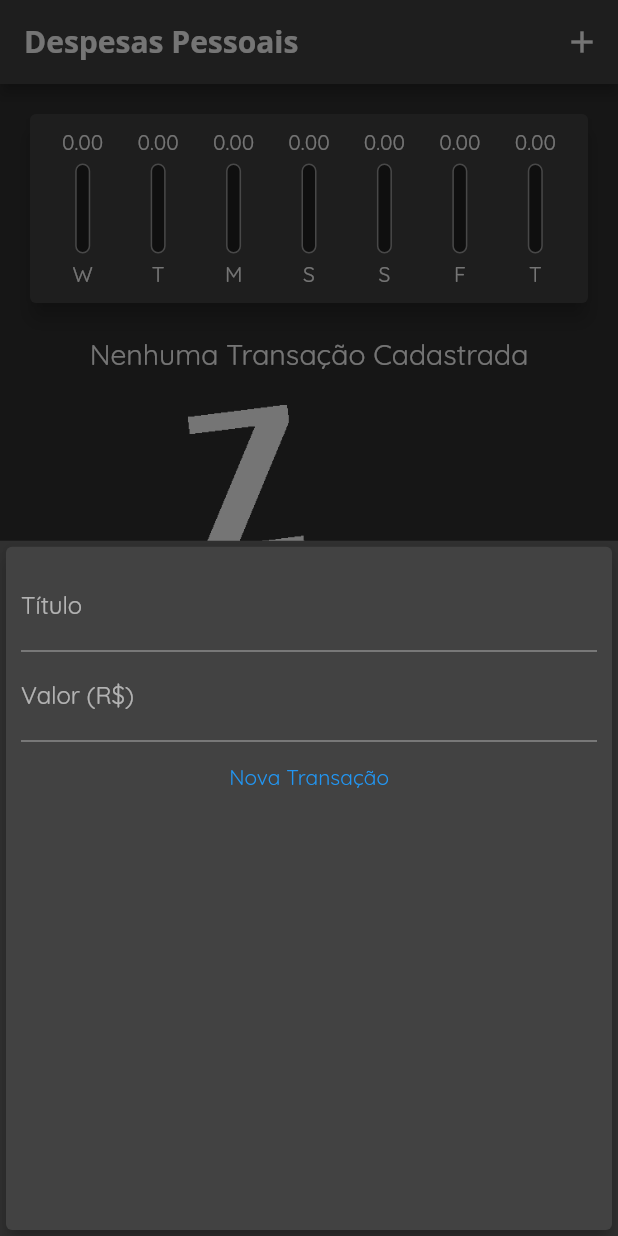
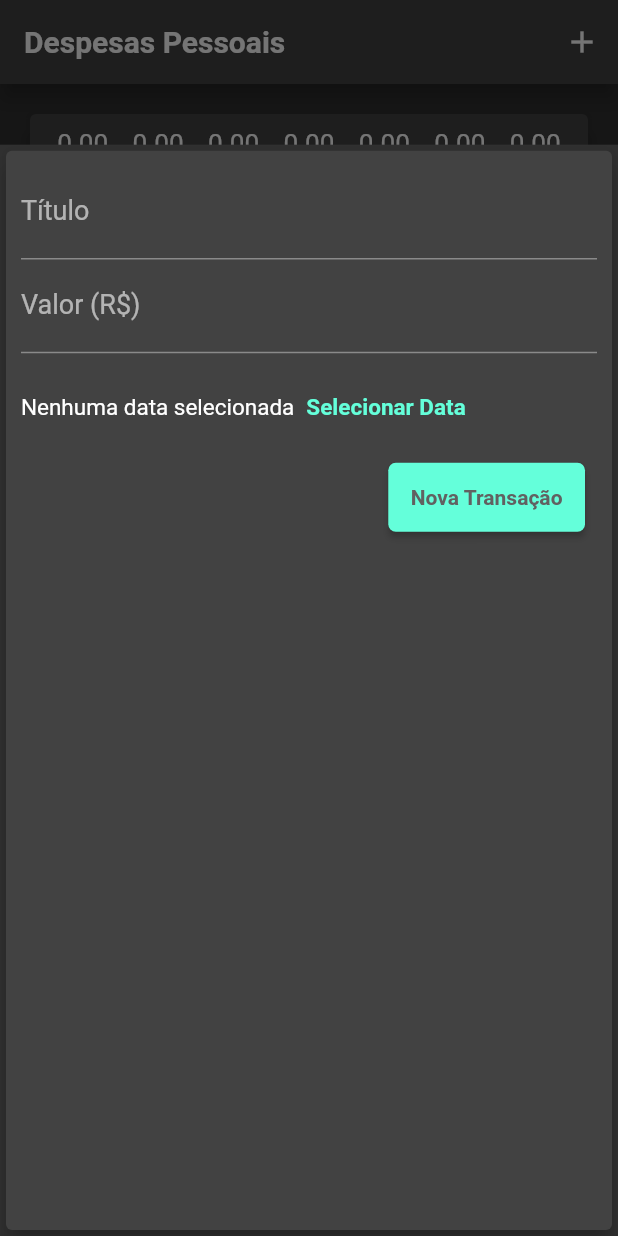
Before and after one commit to LeonardoCG12/Expenses, a Flutter app: the screen it shows after launch, after a tap on the "add" icon, on a phone screen of 412 x 824 dp. Run offline on Flutter 3.47's test engine with Material 2 defaults, Android fonts, the phone set to English and light mode, and no system bars.

Commit message:
Aplicado melhorias no gráfico de despesas e no estilo da interface

```diff
--- a/lib/components/chart.dart
+++ b/lib/components/chart.dart
@@ -40,7 +40,7 @@ class Chart extends StatelessWidget {
           'value': totalSum,
         };
       },
-    );
+    ).reversed.toList();
   }
 
   double get _weekTotalValue {
--- a/lib/components/chart_bar.dart
+++ b/lib/components/chart_bar.dart
@@ -18,8 +18,11 @@ class ChartBar extends StatelessWidget {
   Widget build(BuildContext context) {
     return Column(
       children: [
-        FittedBox(
-          child: Text(value.toStringAsFixed(2)),
+        SizedBox(
+          height: 20,
+          child: FittedBox(
+            child: Text(value.toStringAsFixed(2)),
+          ),
         ),
         Container(
           margin: const EdgeInsets.symmetric(
--- a/lib/components/transaction_form.dart
+++ b/lib/components/transaction_form.dart
@@ -30,7 +30,7 @@ class _TransactionFormState extends State<TransactionForm> {
   @override
   Widget build(BuildContext context) {
     return Card(
-      elevation: 5,
+      elevation: 6,
       child: Padding(
         padding: const EdgeInsets.all(10),
         child: Column(
@@ -54,17 +54,44 @@ class _TransactionFormState extends State<TransactionForm> {
                 labelText: 'Valor (R\$)',
               ),
             ),
-            TextButton(
-              onPressed: _submitForm,
-              child: const Text(
-                'Nova Transação',
-                style: TextStyle(
-                    // color: Colors.purple,
+            Padding(
+              padding: const EdgeInsets.symmetric(
+                vertical: 12,
+              ),
+              child: Row(
+                children: [
+                  const Text(
+                    'Nenhuma data selecionada',
+                    style: TextStyle(
+                      fontSize: 15,
                     ),
+                  ),
+                  TextButton(
+                    onPressed: _submitForm,
+                    child: const Text(
+                      'Selecionar Data',
+                      style: TextStyle(
+                        fontSize: 15,
+                      ),
+                    ),
+                  ),
+                ],
               ),
-              style: TextButton.styleFrom(
-                // backgroundColor: Colors.black,
-                padding: const EdgeInsets.all(15),
+            ),
+            Padding(
+              padding: const EdgeInsets.only(
+                right: 8,
+              ),
+              child: Row(
+                mainAxisAlignment: MainAxisAlignment.end,
+                children: [
+                  ElevatedButton(
+                    onPressed: _submitForm,
+                    child: const Text(
+                      'Nova Transação',
+                    ),
+                  ),
+                ],
               ),
             ),
           ],
--- a/lib/main.dart
+++ b/lib/main.dart
@@ -16,26 +16,49 @@ class MyApp extends StatelessWidget {
   Widget build(BuildContext context) {
     return MaterialApp(
       debugShowCheckedModeBanner: false,
-      // theme: ThemeData(
-      //   primarySwatch: Colors.blueGrey,
-      //   appBarTheme: const AppBarTheme(
-      //     color: Color(0xFF125E75),
-      //   ),
-      //   colorScheme: ColorScheme.fromSwatch().copyWith(
-      //     secondary: const Color(0xFF125E75),
-      //   ),
-      // ),
       theme: ThemeData.dark().copyWith(
-        textTheme: ThemeData.dark().textTheme.apply(
-              fontFamily: 'Quicksand',
+        textTheme: Theme.of(context).textTheme.copyWith(
+              bodyText2: const TextStyle(
+                color: Color(0xFFFFFFFF),
+                fontFamily: 'Roboto',
+              ),
+              subtitle1: const TextStyle(
+                color: Color(0xFFFFFFFF),
+                fontFamily: 'Roboto',
+                fontSize: 18,
+              ),
+              button: const TextStyle(
+                color: Color(0xFFFFFFFF),
+                fontFamily: 'Roboto',
+                fontWeight: FontWeight.bold,
+              ),
+              caption: const TextStyle(
+                color: Color(0xFF919191),
+                fontFamily: 'Roboto',
+              ),
             ),
         appBarTheme: Theme.of(context).appBarTheme.copyWith(
               titleTextStyle: const TextStyle(
-                fontFamily: 'OpenSans',
+                fontFamily: 'Roboto',
                 fontWeight: FontWeight.bold,
                 fontSize: 20,
               ),
             ),
+        elevatedButtonTheme: ElevatedButtonThemeData(
+          style: ElevatedButton.styleFrom(
+            primary: const Color(0xFF64FFDA),
+            onPrimary: const Color(0xFF616161),
+            padding: const EdgeInsets.all(15),
+            shape: RoundedRectangleBorder(
+              borderRadius: BorderRadius.circular(5),
+            ),
+          ),
+        ),
+        textButtonTheme: TextButtonThemeData(
+          style: TextButton.styleFrom(
+            primary: const Color(0xFF64FFDA),
+          ),
+        ),
       ),
       home: const HomePage(),
     );
--- a/lib/screens/home_page.dart
+++ b/lib/screens/home_page.dart
@@ -49,8 +49,12 @@ class _HomePageState extends State<HomePage> {
   void _openTransactionFormModal(BuildContext context) {
     showModalBottomSheet(
       context: context,
-      builder: (_) => TransactionForm(
-        onSubmit: _addTransaction,
+      isScrollControlled: true,
+      builder: (_) => SizedBox(
+        height: MediaQuery.of(context).size.height * 0.882943143812709,
+        child: TransactionForm(
+          onSubmit: _addTransaction,
+        ),
       ),
     );
   }
@@ -59,6 +63,7 @@ class _HomePageState extends State<HomePage> {
   Widget build(BuildContext context) {
     return Scaffold(
       appBar: AppBar(
+        elevation: 6,
         title: const Text('Despesas Pessoais'),
         actions: [
           IconButton(
--- a/pubspec.yaml
+++ b/pubspec.yaml
@@ -80,6 +80,11 @@ flutter:
         - asset: assets/fonts/OpenSans-Regular.ttf
         - asset: assets/fonts/OpenSans-Bold.ttf
           weight: 700
+    - family: Roboto
+      fonts:
+        - asset: assets/fonts/Roboto-Regular.ttf
+        - asset: assets/fonts/Roboto-Bold.ttf
+          weight: 700
     - family: Quicksand
       fonts:
         - asset: assets/fonts/Quicksand-Regular.ttf
```
Also changed, not shown: lib/components/transaction_list.dart (+19 -28 lines), assets/fonts/Roboto-Bold.ttf (added), assets/fonts/Roboto-Regular.ttf (added).
